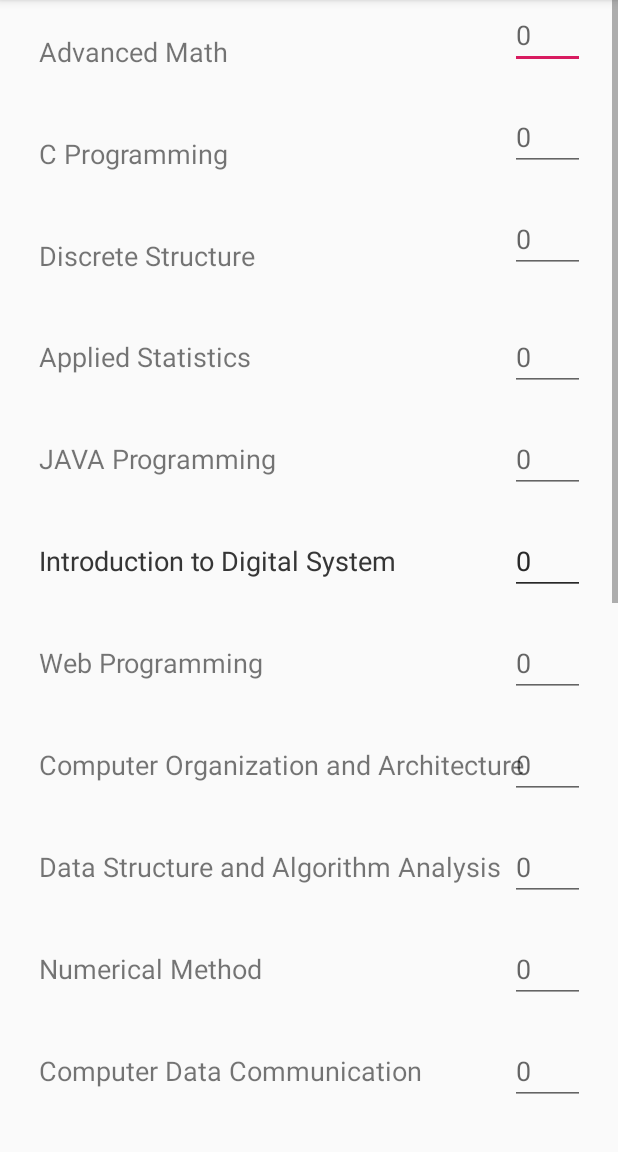
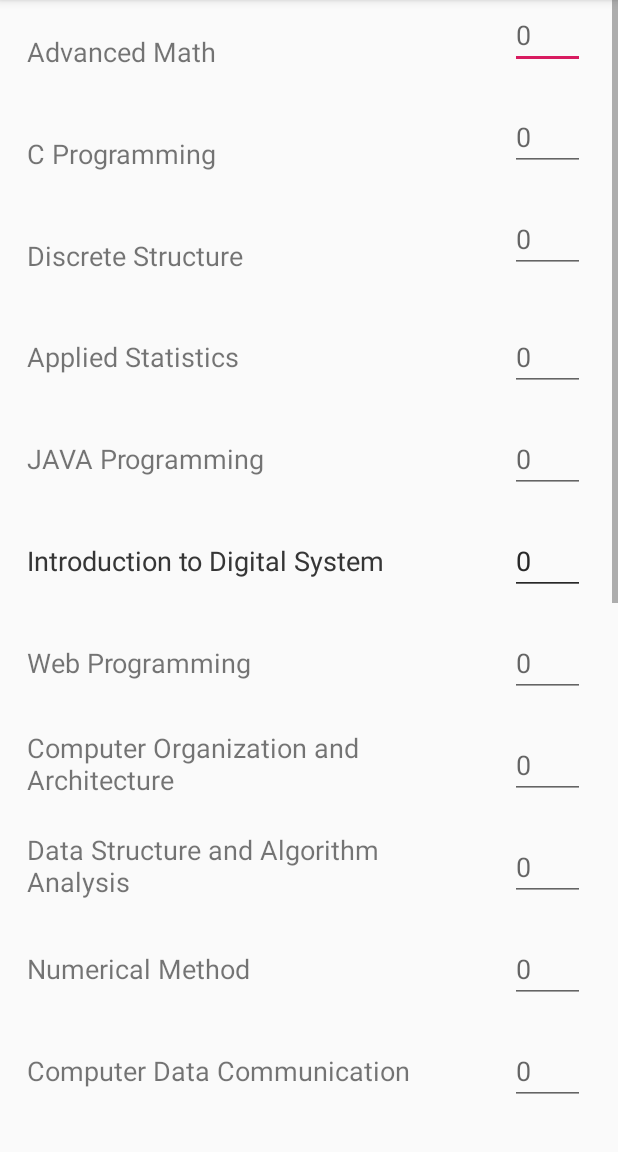
Before and after one commit to Phancisth/Wireless_Class_Project, an Android app: the Database screen opened directly, with no data from a screen before it, on a phone screen of 412 x 824 dp, the part 84-1236 px from its top. Run offline under Robolectric (Android 15) with nearby library versions, the phone set to English and light mode, and no system bars; our stand-ins replace Firebase (no records; nobody signed in at launch, a user with empty details on screens opened directly).

Commit message:
fix the layout of the database.xml but i don't know why Introduction to Digital System is BLACKER than the other subjects name lol

```diff
--- a/app/src/main/res/layout/activity_database.xml
+++ b/app/src/main/res/layout/activity_database.xml
@@ -33,7 +33,7 @@
                     android:layout_height="wrap_content"
                     android:layout_alignParentStart="true"
                     android:layout_alignParentBottom="true"
-                    android:layout_marginStart="26dp"
+                    android:layout_marginStart="18dp"
                     android:layout_marginBottom="22dp"
                     android:text="@string/ITCS175"
                     android:textSize="18sp"
@@ -66,7 +66,7 @@
                     android:layout_height="wrap_content"
                     android:layout_alignParentStart="true"
                     android:layout_alignParentBottom="true"
-                    android:layout_marginStart="26dp"
+                    android:layout_marginStart="18dp"
                     android:layout_marginBottom="22dp"
                     android:text="@string/ITCS200"
                     android:textSize="18sp"
@@ -99,7 +99,7 @@
                     android:layout_height="wrap_content"
                     android:layout_alignParentStart="true"
                     android:layout_alignParentBottom="true"
-                    android:layout_marginStart="26dp"
+                    android:layout_marginStart="18dp"
                     android:layout_marginBottom="22dp"
                     android:text="@string/ITCS320"
                     android:textSize="18sp"
@@ -132,7 +132,7 @@
                     android:layout_height="wrap_content"
                     android:layout_alignParentStart="true"
                     android:layout_alignParentBottom="true"
-                    android:layout_marginStart="26dp"
+                    android:layout_marginStart="18dp"
                     android:layout_marginBottom="22dp"
                     android:text="@string/ITCS125"
                     android:textSize="18sp"
@@ -165,7 +165,7 @@
                     android:layout_height="wrap_content"
                     android:layout_alignParentStart="true"
                     android:layout_alignParentBottom="true"
-                    android:layout_marginStart="26dp"
+                    android:layout_marginStart="18dp"
                     android:layout_marginBottom="22dp"
                     android:text="@string/ITCS208"
                     android:textSize="18sp"
@@ -198,7 +198,7 @@
                     android:layout_height="wrap_content"
                     android:layout_alignParentStart="true"
                     android:layout_alignParentBottom="true"
-                    android:layout_marginStart="26dp"
+                    android:layout_marginStart="18dp"
                     android:layout_marginBottom="22dp"
                     android:text="@string/ITCS211"
                     android:textSize="18sp"
@@ -232,7 +232,7 @@
                     android:layout_height="wrap_content"
                     android:layout_alignParentStart="true"
                     android:layout_alignParentBottom="true"
-                    android:layout_marginStart="26dp"
+                    android:layout_marginStart="18dp"
                     android:layout_marginBottom="22dp"
                     android:text="@string/ITCS211"
                     android:textSize="18sp"
@@ -265,7 +265,7 @@
                     android:layout_height="wrap_content"
                     android:layout_alignParentStart="true"
                     android:layout_alignParentBottom="true"
-                    android:layout_marginStart="26dp"
+                    android:layout_marginStart="18dp"
                     android:layout_marginBottom="22dp"
                     android:text="@string/ITCS210"
                     android:textSize="18sp"
@@ -294,12 +294,12 @@
 
                 <TextView
                     android:id="@+id/ITCS222"
-                    android:layout_width="wrap_content"
+                    android:layout_width="259dp"
                     android:layout_height="wrap_content"
                     android:layout_alignParentStart="true"
                     android:layout_alignParentBottom="true"
-                    android:layout_marginStart="26dp"
-                    android:layout_marginBottom="22dp"
+                    android:layout_marginStart="18dp"
+                    android:layout_marginBottom="12dp"
                     android:text="@string/ITCS222"
                     android:textSize="18sp"
                     tools:text="@string/ITCS222" />
@@ -327,12 +327,12 @@
 
                 <TextView
                     android:id="@+id/ITCS231"
-                    android:layout_width="wrap_content"
+                    android:layout_width="259dp"
                     android:layout_height="wrap_content"
                     android:layout_alignParentStart="true"
                     android:layout_alignParentBottom="true"
-                    android:layout_marginStart="26dp"
-                    android:layout_marginBottom="22dp"
+                    android:layout_marginStart="18dp"
+                    android:layout_marginBottom="12dp"
                     android:text="@string/ITCS231"
                     android:textSize="18sp"
                     tools:text="@string/ITCS231" />
@@ -364,7 +364,7 @@
                     android:layout_height="wrap_content"
                     android:layout_alignParentStart="true"
                     android:layout_alignParentBottom="true"
-                    android:layout_marginStart="26dp"
+                    android:layout_marginStart="18dp"
                     android:layout_marginBottom="22dp"
                     android:text="@string/ITCS306"
                     android:textSize="18sp"
@@ -397,7 +397,7 @@
                     android:layout_height="wrap_content"
                     android:layout_alignParentStart="true"
                     android:layout_alignParentBottom="true"
-                    android:layout_marginStart="26dp"
+                    android:layout_marginStart="18dp"
                     android:layout_marginBottom="22dp"
                     android:text="@string/ITCS241"
                     android:textSize="18sp"
@@ -431,7 +431,7 @@
                     android:layout_height="wrap_content"
                     android:layout_alignParentStart="true"
                     android:layout_alignParentBottom="true"
-                    android:layout_marginStart="26dp"
+                    android:layout_marginStart="18dp"
                     android:layout_marginBottom="22dp"
                     android:text="@string/ITCS323"
                     android:textSize="18sp"
@@ -460,12 +460,12 @@
 
                 <TextView
                     android:id="@+id/ITCS335"
-                    android:layout_width="wrap_content"
+                    android:layout_width="259dp"
                     android:layout_height="wrap_content"
                     android:layout_alignParentStart="true"
                     android:layout_alignParentBottom="true"
-                    android:layout_marginStart="26dp"
-                    android:layout_marginBottom="22dp"
+                    android:layout_marginStart="18dp"
+                    android:layout_marginBottom="12dp"
                     android:text="@string/ITCS335"
                     android:textSize="18sp"
                     tools:text="@string/ITCS335" />
@@ -497,7 +497,7 @@
                     android:layout_height="wrap_content"
                     android:layout_alignParentStart="true"
                     android:layout_alignParentBottom="true"
-                    android:layout_marginStart="26dp"
+                    android:layout_marginStart="18dp"
                     android:layout_marginBottom="22dp"
                     android:text="@string/ITCS343"
                     android:textSize="18sp"
@@ -530,7 +530,7 @@
                     android:layout_height="wrap_content"
                     android:layout_alignParentStart="true"
                     android:layout_alignParentBottom="true"
-                    android:layout_marginStart="26dp"
+                    android:layout_marginStart="18dp"
                     android:layout_marginBottom="22dp"
                     android:text="@string/ITCS381"
                     android:textSize="18sp"
@@ -559,12 +559,12 @@
 
                 <TextView
                     android:id="@+id/ITCS361"
-                    android:layout_width="wrap_content"
+                    android:layout_width="259dp"
                     android:layout_height="wrap_content"
                     android:layout_alignParentStart="true"
                     android:layout_alignParentBottom="true"
-                    android:layout_marginStart="26dp"
-                    android:layout_marginBottom="22dp"
+                    android:layout_marginStart="18dp"
+                    android:layout_marginBottom="12dp"
                     android:text="@string/ITCS361"
                     android:textSize="18sp"
                     tools:text="@string/ITCS361" />
@@ -592,12 +592,12 @@
 
                 <TextView
                     android:id="@+id/ITCS371"
-                    android:layout_width="wrap_content"
+                    android:layout_width="259dp"
                     android:layout_height="wrap_content"
                     android:layout_alignParentStart="true"
                     android:layout_alignParentBottom="true"
-                    android:layout_marginStart="26dp"
-                    android:layout_marginBottom="22dp"
+                    android:layout_marginStart="18dp"
+                    android:layout_marginBottom="12dp"
                     android:text="@string/ITCS371"
                     android:textSize="18sp"
                     tools:text="@string/ITCS371" />
@@ -629,7 +629,7 @@
                     android:layout_height="wrap_content"
                     android:layout_alignParentStart="true"
                     android:layout_alignParentBottom="true"
-                    android:layout_marginStart="26dp"
+                    android:layout_marginStart="18dp"
                     android:layout_marginBottom="22dp"
                     android:text="@string/ITCS420"
                     android:textSize="18sp"
@@ -659,12 +659,12 @@
 
                 <TextView
                     android:id="@+id/ITCS414"
-                    android:layout_width="wrap_content"
+                    android:layout_width="259dp"
                     android:layout_height="wrap_content"
                     android:layout_alignParentStart="true"
                     android:layout_alignParentBottom="true"
-                    android:layout_marginStart="26dp"
-                    android:layout_marginBottom="22dp"
+                    android:layout_marginStart="18dp"
+                    android:layout_marginBottom="12dp"
                     android:text="@string/ITCS414"
                     android:textSize="18sp"
                     tools:text="@string/ITCS414" />
@@ -696,7 +696,7 @@
                     android:layout_height="wrap_content"
                     android:layout_alignParentStart="true"
                     android:layout_alignParentBottom="true"
-                    android:layout_marginStart="26dp"
+                    android:layout_marginStart="18dp"
                     android:layout_marginBottom="22dp"
                     android:text="@string/ITCS443"
                     android:textSize="18sp"
@@ -729,7 +729,7 @@
                     android:layout_height="wrap_content"
                     android:layout_alignParentStart="true"
                     android:layout_alignParentBottom="true"
-                    android:layout_marginStart="26dp"
+                    android:layout_marginStart="18dp"
                     android:layout_marginBottom="22dp"
                     android:text="@string/ITCS451"
                     android:textSize="18sp"
```
